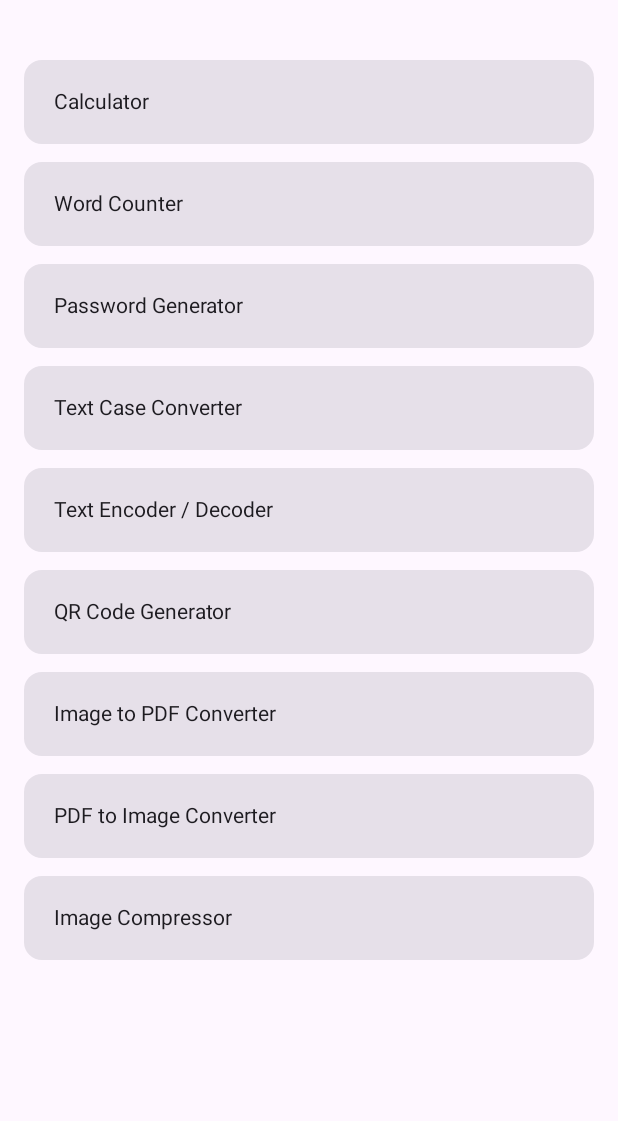
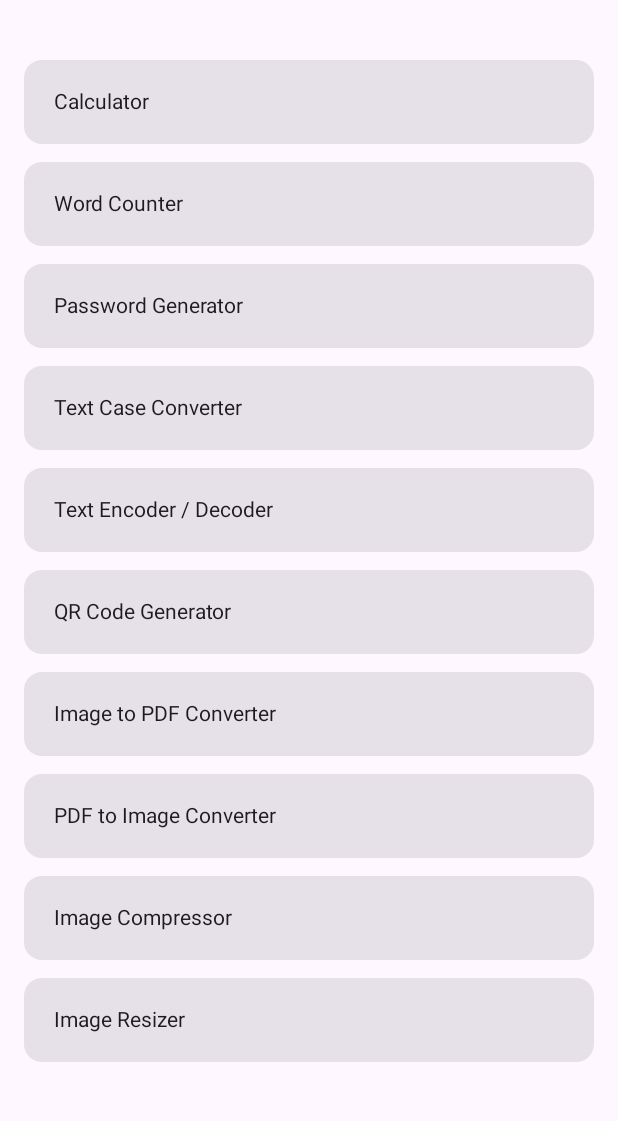
Before and after one commit to kunjamharish43-png/KaamigoX, an Android app built with Jetpack Compose: the composable KaamigoApp shown on its own in the app's theme, on a phone screen of 412 x 824 dp, the part 69-1190 px from its top. Run offline under Robolectric (Android 15) with nearby library versions, the phone set to English and light mode, and no system bars.

Commit message:
Add Image Resizer option to MainActivity

```diff
--- a/app/src/main/java/com/kaamigox/app/MainActivity.kt
+++ b/app/src/main/java/com/kaamigox/app/MainActivity.kt
@@ -44,7 +44,8 @@ fun KaamigoApp() {
         "QR Code Generator",
         "Image to PDF Converter",
         "PDF to Image Converter",
-        "Image Compressor"
+        "Image Compressor",
+        "Image Resizer"
     )
 
     Scaffold(
@@ -86,6 +87,7 @@ fun KaamigoApp() {
                 "Image to PDF Converter" -> ImageToPdfTool()
                 "PDF to Image Converter" -> PdfToImageTool()
                 "Image Compressor" -> ImageCompressorTool()
+                "Image Resizer" -> ImageResizerTool()
 
                 else -> {
                     LazyColumn(
```
